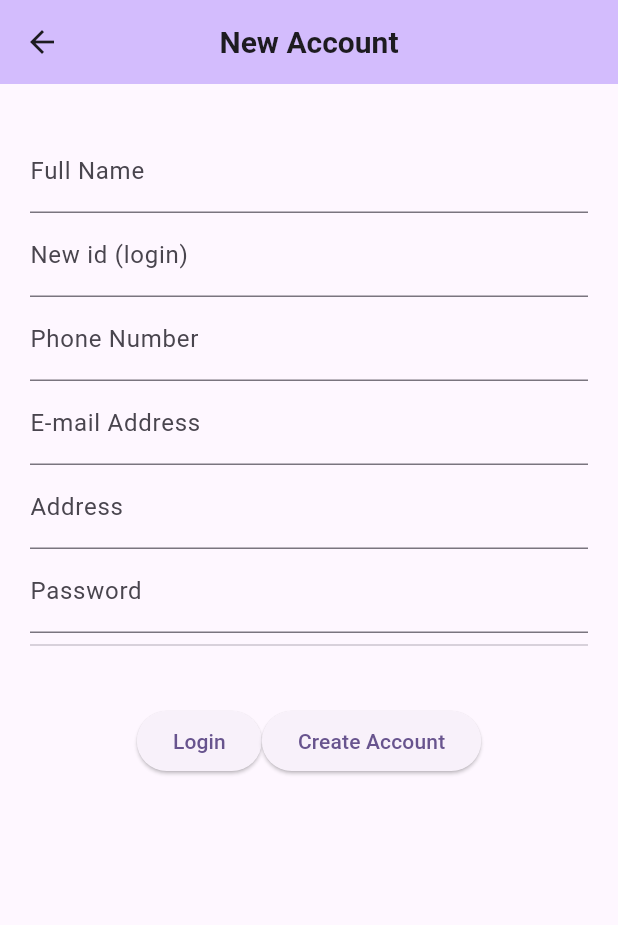
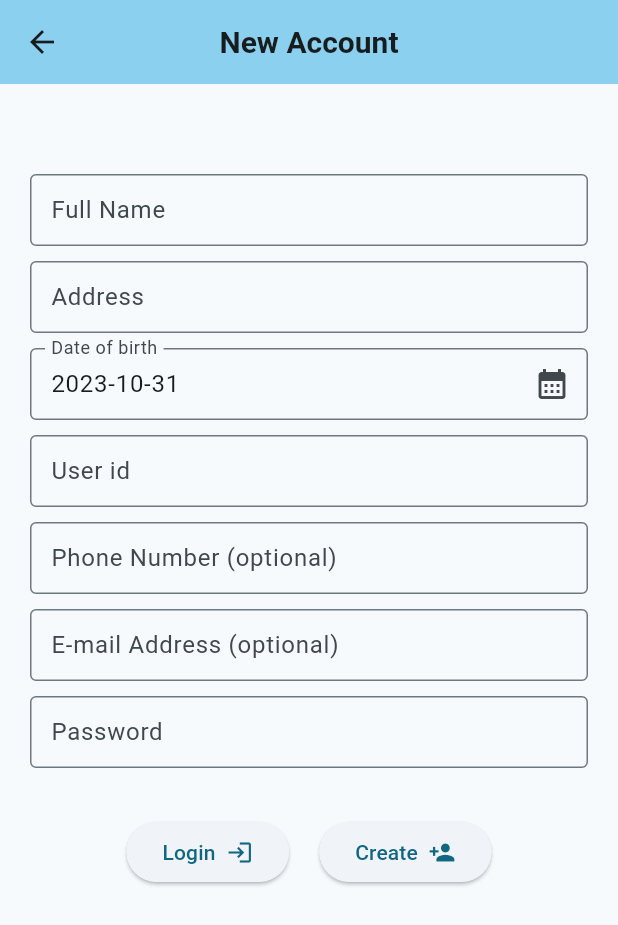
Before and after one commit to bipulcn/flutter_help, a Flutter app: the NewAccount screen opened by its route, on a phone screen of 412 x 824 dp. Shown: the top 925 px of the screen. Run offline on Flutter 3.47's test engine with Material 2 defaults, Android fonts, the light colour scheme and no system bars; our stand-ins replace dio, equatable, fl_chart, flutter_bloc, shared_preferences, sqflite and 2 more; accounts and stored records are empty.

Commit message:
Some change on form to make it perfect.

```diff
--- a/test_form/lib/account/newaccount.dart
+++ b/test_form/lib/account/newaccount.dart
@@ -1,4 +1,5 @@
 import 'package:flutter/material.dart';
+import 'package:test_form/comp/styles.dart';
 import 'package:test_form/comp/testtone.dart';
 
 class NewAccount extends StatefulWidget {
@@ -9,6 +10,31 @@ class NewAccount extends StatefulWidget {
 }
 
 class _NewAccountState extends State<NewAccount> {
+  DateTime selectedDate = DateTime.now();
+  final GlobalKey<FormState> _formKey = GlobalKey<FormState>();
+
+  Future<void> _selectDate(BuildContext context) async {
+    final DateTime? picked = await showDatePicker(
+        context: context,
+        initialDate: selectedDate,
+        firstDate: DateTime(1900, 1),
+        lastDate: DateTime(2025));
+    if (picked != null && picked != selectedDate) {
+      setState(() {
+        selectedDate = picked;
+      });
+    }
+  }
+
+  void validateAndSave() {
+    final FormState form = _formKey.currentState!;
+    if (form.validate()) {
+      print('Form is valid');
+    } else {
+      print('Form is invalid');
+    }
+  }
+
   @override
   Widget build(BuildContext context) {
     return Scaffold(
@@ -24,45 +50,65 @@ class _NewAccountState extends State<NewAccount> {
       body: SingleChildScrollView(
         // physics: const NeverScrollableScrollPhysics(),  // this will disable scrolling
         padding: const EdgeInsets.symmetric(vertical: 10, horizontal: 20),
+        child: Form(
+          key: _formKey,
           child: Column(
             mainAxisAlignment: MainAxisAlignment.center,
             children: [
-            const SizedBox(height: 20),
+              const SizedBox(height: 50),
               TextFormField(
-              decoration: const InputDecoration(labelText: "Full Name"),
+                decoration:
+                    textDecor("Full Name", "Full Name as shown in offical id"),
                 validator: (value) => value!.isEmpty ? 'Enter Full name' : null,
               ),
+              const SizedBox(height: 10),
               TextFormField(
-              decoration: const InputDecoration(labelText: "New id (login)"),
-              validator: (value) => value!.isEmpty ? 'Enter username' : null,
-            ),
-            TextFormField(
-              decoration: const InputDecoration(labelText: "Phone Number"),
-              validator: (value) =>
-                  value!.isEmpty ? 'Enter Valid Phone number' : null,
-            ),
-            TextFormField(
-              decoration: const InputDecoration(labelText: "E-mail Address"),
-              validator: (value) =>
-                  value!.isEmpty ? 'Enter E-mail Address' : null,
-            ),
-            TextFormField(
-              decoration: const InputDecoration(labelText: "Address"),
+                decoration: textDecor("Address", "District, Division"),
                 validator: (value) =>
                     value!.isEmpty ? 'Enter mailing Address' : null,
               ),
+              const SizedBox(height: 10),
               TextFormField(
-              decoration: const InputDecoration(labelText: "Password"),
+                  controller: TextEditingController(
+                      text: selectedDate.toLocal().toString().split(' ')[0]),
+                  decoration: const InputDecoration(
+                      labelText: "Date of birth",
+                      border: OutlineInputBorder(),
+                      contentPadding:
+                          EdgeInsets.symmetric(horizontal: 10, vertical: 5),
+                      suffixIcon: Icon(Icons.calendar_month)),
                   validator: (value) =>
-                  value!.isEmpty ? 'Password is required' : null,
+                      value!.isEmpty ? 'Enter mailing Address' : null,
+                  readOnly: true,
+                  onTap: () {
+                    _selectDate(context);
+                  }),
+              const SizedBox(height: 10),
+              TextFormField(
+                decoration: textDecor("User id", "It will be used for login"),
+                validator: (value) => value!.isEmpty ? 'Enter username' : null,
+              ),
+              const SizedBox(height: 10),
+              TextFormField(
+                decoration: textDecor("Phone Number (optional)",
+                    "It will used to recover password"),
+              ),
+              const SizedBox(height: 10),
+              TextFormField(
+                decoration: textDecor(
+                    "E-mail Address (optional)", "Personal email address"),
+              ),
+              const SizedBox(height: 10),
+              TextFormField(
+                decoration: textDecor(
+                    "Password", "8+ char, Upper & lowercase letters, numbers"),
+                validator: (value) => validatePassword(value.toString()),
                 obscureText: true,
                 enableSuggestions: false,
                 autocorrect: false,
               ),
-            Divider(),
-            const Padding(
-              padding: EdgeInsets.symmetric(vertical: 16),
-            ),
+              // const Divider(height: 50),
+              const Padding(padding: EdgeInsets.symmetric(vertical: 16)),
               Row(
                 mainAxisAlignment: MainAxisAlignment.center,
                 children: [
@@ -70,25 +116,31 @@ class _NewAccountState extends State<NewAccount> {
                     onPressed: () {
                       Navigator.pushNamed(context, '/');
                     },
-                  child: const Text("Login"),
+                    child: const Row(
+                      children: [Text("Login  "), Icon(Icons.login)],
                     ),
+                  ),
+                  const SizedBox(width: 20),
                   ElevatedButton(
                     onPressed: () {
-                    TestTone.instance.checkMe();
+                      validateAndSave();
+                      // TestTone.instance.checkMe();
                     },
-                  child: const Text("Create Account"),
+                    child: const Row(
+                        children: [Text("Create  "), Icon(Icons.person_add)]),
                   ),
                 ],
               ),
             ],
           ),
         ),
+      ),
     );
   }
 
   String? validatePassword(String value) {
-    RegExp regex =
-        RegExp(r'^(?=.*?[A-Z])(?=.*?[a-z])(?=.*?[0-9])(?=.*?[!@#\$&*~]).{8,}$');
+    RegExp regex = RegExp(
+        r'^(?=.*?[A-Z])(?=.*?[a-z])(?=.*?[0-9]).{8,}$'); // r'^(?=.*?[A-Z])(?=.*?[a-z])(?=.*?[0-9])(?=.*?[!@#\$&*~]).{8,}$'
     if (value.isEmpty) {
       return 'Please enter password';
     } else {
--- /dev/null
+++ b/test_form/lib/comp/styles.dart
@@ -0,0 +1,10 @@
+import 'package:flutter/material.dart';
+
+InputDecoration textDecor(String txt, String hint) {
+  return InputDecoration(
+    labelText: txt,
+    hintText: hint,
+    border: const OutlineInputBorder(),
+    contentPadding: const EdgeInsets.symmetric(horizontal: 10, vertical: 5),
+  );
+}
--- a/test_form/lib/main.dart
+++ b/test_form/lib/main.dart
@@ -16,7 +16,7 @@ class MyApp extends StatelessWidget {
     return MaterialApp(
       title: 'Flutter Demo',
       theme: ThemeData(
-        colorScheme: ColorScheme.fromSeed(seedColor: Colors.deepPurple),
+        colorScheme: ColorScheme.fromSeed(seedColor: Colors.blueGrey),
         useMaterial3: true,
       ),
       routes: {
--- a/test_form/pubspec.yaml
+++ b/test_form/pubspec.yaml
@@ -35,6 +35,7 @@ dependencies:
   # The following adds the Cupertino Icons font to your application.
   # Use with the CupertinoIcons class for iOS style icons.
   cupertino_icons: ^1.0.2
+  crypto: ^3.0.3
 
 dev_dependencies:
   flutter_test:
```
Also changed, not shown: test_form/lib/account/forgetpass.dart (+23 -12 lines), test_form/lib/account/login.dart (+28 -9 lines), test_form/pubspec.lock. Lines whose indentation alone changed are shown as unchanged.
